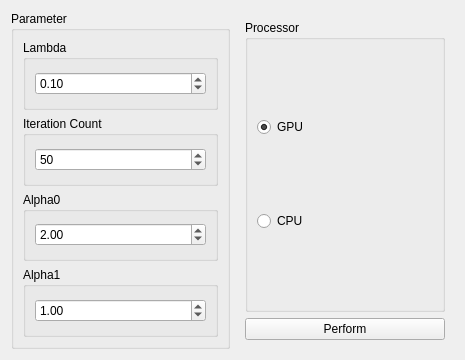
The window that source/modules/thrust_tgv/TGVWidget.ui (josefkoller/ambient_image_processor) describes before a commit, drawn with Qt 5.
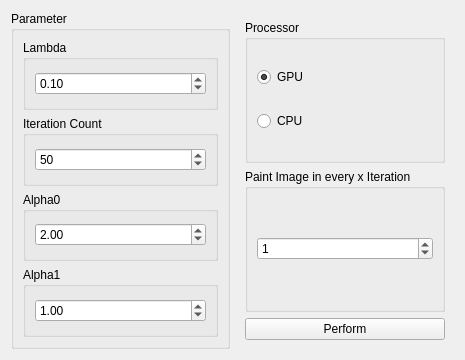
The same window after the commit.

Patch:
```diff
--- a/source/modules/thrust_tgv/TGVWidget.ui
+++ b/source/modules/thrust_tgv/TGVWidget.ui
@@ -131,6 +131,25 @@
         </layout>
        </widget>
       </item>
+      <item>
+       <widget class="QGroupBox" name="groupBox_7">
+        <property name="title">
+         <string>Paint Image in every x Iteration</string>
+        </property>
+        <layout class="QHBoxLayout" name="horizontalLayout_2">
+         <item>
+          <widget class="QSpinBox" name="paint_iteration_interval_spinbox">
+           <property name="maximum">
+            <number>999999999</number>
+           </property>
+           <property name="value">
+            <number>1</number>
+           </property>
+          </widget>
+         </item>
+        </layout>
+       </widget>
+      </item>
       <item>
        <widget class="QPushButton" name="perform_button">
         <property name="text">
```
